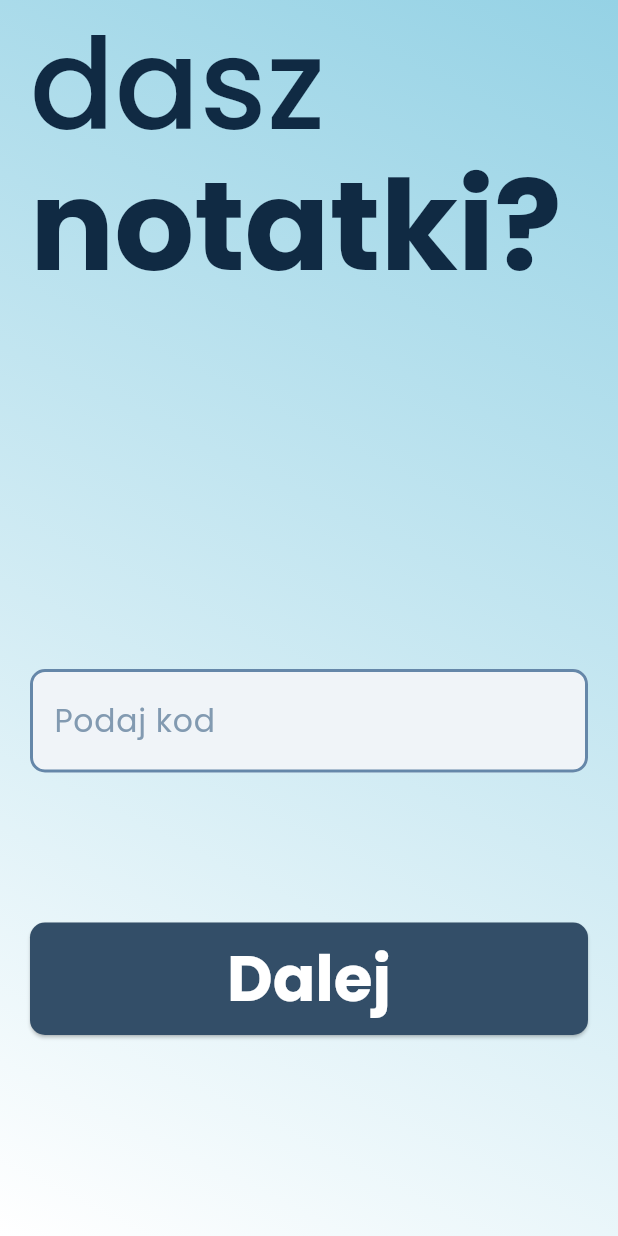
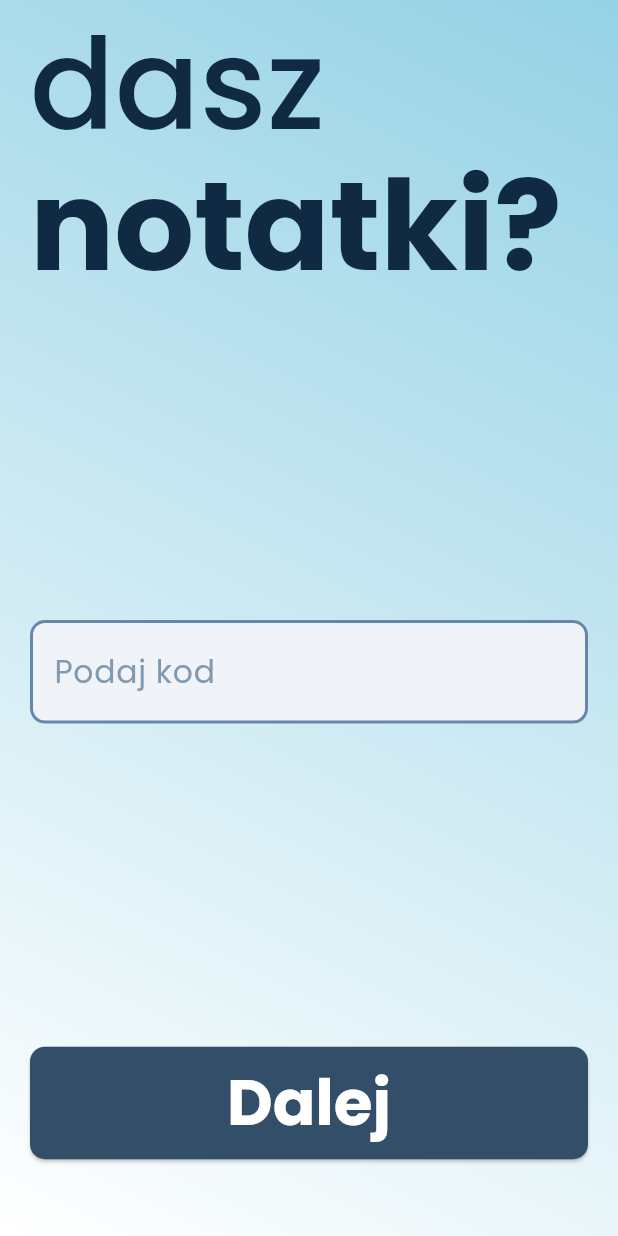
Before and after one commit to Miszczykk/dasz_spisac, a Flutter app: the _VerificationPageContent screen opened directly with empty values, on a phone screen of 412 x 824 dp. Run offline on Flutter 3.47's test engine with Material 3 defaults, Android fonts, the light colour scheme and no system bars; our stand-ins replace flutter_dotenv, hive_flutter, supabase_flutter; accounts and stored records are empty.

Commit message:
Added responsive login, policy and verification pages.

```diff
--- a/lib/views/login_page.dart
+++ b/lib/views/login_page.dart
@@ -31,8 +31,6 @@ class _LoginPageContent extends StatelessWidget{
             Expanded(child: Column(
               children: [
                 const Spacer(),
-                const Spacer(),
-                SizedBox(height: 100),
                 TextField(
                   controller: viewModel.loginController,
                     style: Theme.of(context).textTheme.labelMedium,
@@ -41,7 +39,6 @@ class _LoginPageContent extends StatelessWidget{
                         labelText: 'Podaj login'
                     )
                 ),
-                const SizedBox(height: 100),
                 const Spacer(),
 
                 Consumer<LoginViewmodel>(
@@ -49,7 +46,7 @@ class _LoginPageContent extends StatelessWidget{
                     return ElevatedButton(onPressed: () => vm.onNextPressed(context), child: Text('Dalej'));
                   },
                 ),
-                SizedBox(height: 100)
+                SizedBox(height: (MediaQuery.of(context).size.height * 0.05)),
               ],
             ))
           ],
--- a/lib/views/verification_page.dart
+++ b/lib/views/verification_page.dart
@@ -42,13 +42,9 @@ class _VerificationPageContent extends StatelessWidget{
         child: Column(
           children: [
             AppHeader(),
-
             Expanded(child: Column(
-                mainAxisAlignment: MainAxisAlignment.center,
                 children: [
                   const Spacer(),
-                  const Spacer(),
-
                   TextField(
                       controller: viewModel.otpControllers,
                       maxLength: 8,
@@ -60,13 +56,13 @@ class _VerificationPageContent extends StatelessWidget{
                         counterText: "",
                       )
                   ),
-                  SizedBox(height: 100),
+                  const Spacer(),
                 Consumer<VerificationViewmodel>(
                   builder: (context, vm, child){
                     return ElevatedButton(onPressed: () => vm.onNextPressed(context, tempId, tempDomain), child: Text('Dalej'));
                   },
                 ),
-                  const Spacer(),
+                  SizedBox(height: (MediaQuery.of(context).size.height * 0.05)),
               ],
               ),
             ),
```
Also changed, not shown: lib/views/policy_page.dart (+5 -3 lines).
